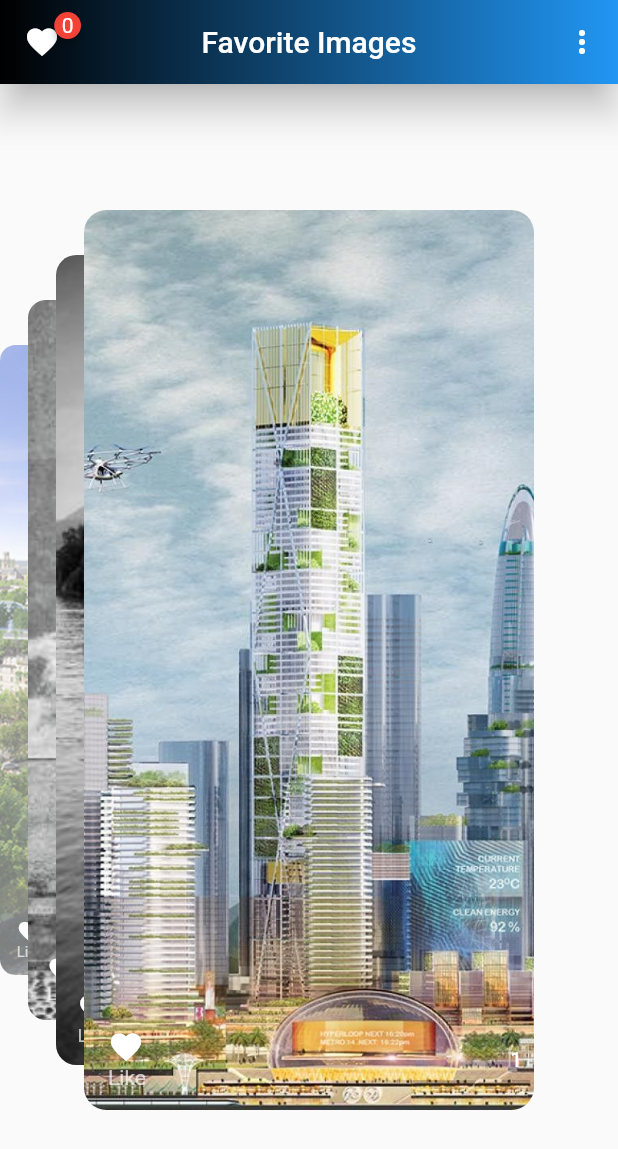
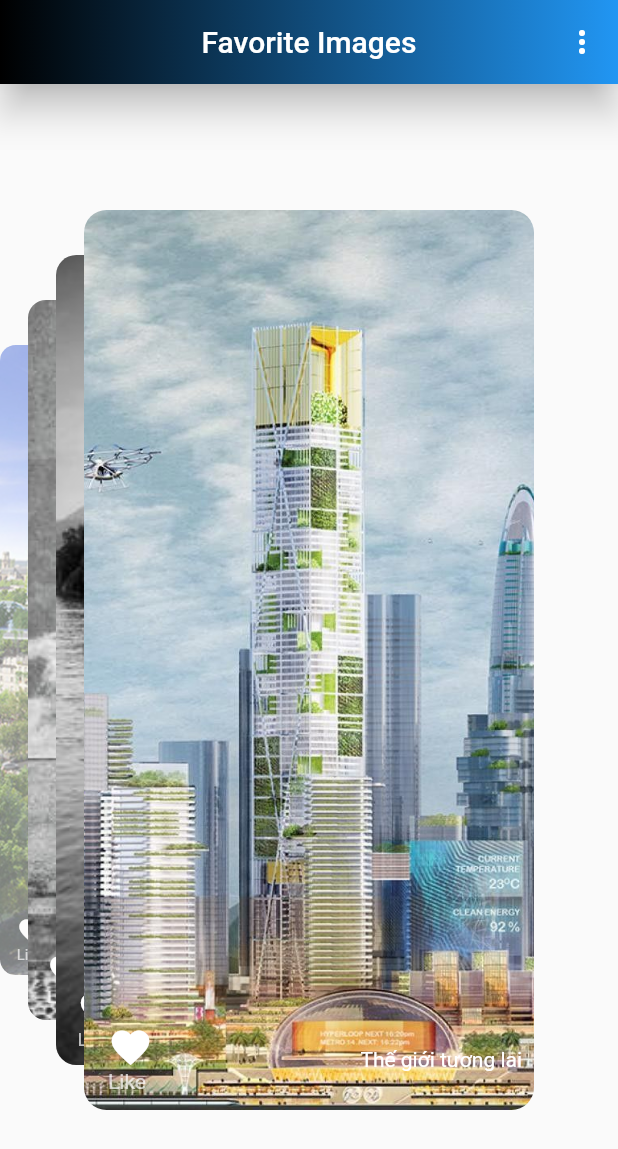
Before and after one commit to hoangnv170752/flutter-training-Zendvn, a Flutter app: the screen it shows after launch, after a tap on the "favorite" icon, on a phone screen of 412 x 824 dp. Shown: the top 1149 px of the screen. Run offline on Flutter 3.47's test engine with Material 2 defaults, Android fonts, the phone set to English and light mode, and no system bars; drawn by our look-alikes of badges; our stand-ins replace flutter_swiper; missing offline and left inert: confirm_dialog.

Commit message:
add favorite function

```diff
--- /dev/null
+++ b/favoriteimages/assets/json/items.json
@@ -0,0 +1,14 @@
+[
+  {
+    "id": "1", "name": "Thế giới tương lai", "image": "assets/images/img1.jpg"
+  },
+  {
+    "id": "2", "name": "Thế giới tương lai 2", "image": "assets/images/img2.jpg"
+  },
+  {
+    "id": "3", "name": "Xe Ý", "image": "assets/images/img3.jpg"
+  },
+  {
+    "id": "4", "name": "Nước Ý", "image": "assets/images/img4.jpg"
+  }
+]
--- a/favoriteimages/lib/main.dart
+++ b/favoriteimages/lib/main.dart
@@ -21,30 +21,9 @@ void main(List<String> args) {
 class MyApp extends StatelessWidget {
   MyApp({Key? key}) : super(key: key);
 
-  final List<Item> Items = [
-    Item(
-        id: '1',
-        name: '1',
-        image: 'assets/images/img1.jpg'
-    ),
-    Item(
-        id: '2',
-        name: '2',
-        image: 'assets/images/img2.jpg'
-    ),
-    Item(
-        id: '3',
-        name: '3',
-        image: 'assets/images/img3.jpg'
-    ),
-    Item(
-        id: '4',
-        name: '4',
-        image: 'assets/images/img4.jpg'
-    ),
-  ];
   @override
   Widget build(BuildContext context) {
+    Provider.of<ItemProvider>(context, listen: false).readJson();
     return Scaffold(
       appBar: AppBar(
         centerTitle: true,
@@ -60,16 +39,22 @@ class MyApp extends StatelessWidget {
             const PopupMenuItem(child: Text('Favorite')),
           ],),
         ],
-        leading: Padding(padding:EdgeInsets.all(12), child: Badge(
-            badgeContent: Text(
-              Provider.of<ItemProvider>(context).favorite.toString(),
-              style: TextStyle(color: Colors.white),
-            ),
-            child: Icon(Icons.favorite)
-        )),
+       /* leading: Padding(
+            padding:EdgeInsets.all(12),
+            child: Consumer<ItemProvider>(
+              builder: (context, item, child) {
+                return Badge(
+                  badgeContent: Text(
+                    item.favorite.toString(),
+                    style: TextStyle(color: Colors.white),
+                  ),
+                  child: Icon(Icons.favorite),
+                );
+              },
+            )), */
         elevation: 10.0,
       ),
-      body: SwipeBody(items: Items,)
+      body: SwipeBody()
     );
   }
 }
--- a/favoriteimages/lib/model/item_model.dart
+++ b/favoriteimages/lib/model/item_model.dart
@@ -1,10 +1,41 @@
-class Item {
+// ignore_for_file: public_member_api_docs, sort_constructors_first
+import 'dart:convert';
+
+import 'package:flutter/material.dart';
+
+
+class Item extends ChangeNotifier{
   String id;
   String name;
   String image;
+  bool isFavorite = false;
   Item({
     required this.id,
     required this.name,
     required this.image,
   });
+
+  void toggleIsFavorite () {
+    isFavorite = !isFavorite;
+    notifyListeners();
+  }
+  Map<String, dynamic> toMap() {
+    return <String, dynamic>{
+      'id': id,
+      'name': name,
+      'image': image,
+    };
+  }
+
+  factory Item.fromMap(Map<String, dynamic> map) {
+    return Item(
+      id: map['id'] as String,
+      name: map['name'] as String,
+      image: map['image'] as String,
+    );
+  }
+
+  String toJson() => json.encode(toMap());
+
+  factory Item.fromJson(String source) => Item.fromMap(json.decode(source) as Map<String, dynamic>);
 }
--- a/favoriteimages/lib/providers/item_provider.dart
+++ b/favoriteimages/lib/providers/item_provider.dart
@@ -1,11 +1,20 @@
+import 'dart:convert';
+
 import 'package:flutter/material.dart';
+import 'package:favoriteimages/model/item_model.dart';
+import 'package:flutter/services.dart';
 
 class ItemProvider extends ChangeNotifier{
-  int _favorite = 0;
-  int get favorite => _favorite;
-  void updateFavorite (){
-    //print('update')
-      _favorite++;
-      notifyListeners();
+  List<Item> _items = [];
+  List<Item> get items {
+    return [..._items];
+  }
+  void readJson() async {
+    final String response = await rootBundle.loadString('assets/json/items.json');
+    final parsedList = await json.decode(response);
+    List<Item> listData =
+      List<Item>.from(parsedList.map((data) => Item.fromJson(jsonEncode(data))));
+    _items = listData;
+    notifyListeners();
   }
 }
--- a/favoriteimages/lib/widget/body_swiper.dart
+++ b/favoriteimages/lib/widget/body_swiper.dart
@@ -2,34 +2,47 @@ import 'package:favoriteimages/providers/item_provider.dart';
 import 'package:flutter/material.dart';
 import 'package:flutter_swiper/flutter_swiper.dart';
 import 'package:provider/provider.dart';
+import '../model/item_model.dart';
 
 class SwipeBody extends StatelessWidget {
-  const SwipeBody({Key? key, required this.items}) : super(key: key);
+  const SwipeBody({Key? key}) : super(key: key);
 
-  final items;
   @override
   Widget build(BuildContext context) {
+    final items = Provider.of<ItemProvider>(context).items;
     return Swiper(
         layout: SwiperLayout.STACK,
         itemWidth: 300.0,
         itemHeight: 600.0,
         itemCount: items.length,
         itemBuilder: (BuildContext context, index) {
-          return ClipRRect(
+          return ChangeNotifierProvider.value(
+            value: items[index],
+            child: ClipRRect(
               borderRadius: BorderRadius.circular(15),
               child: GridTile(
                 child: Image.asset(items[index].image,
                   fit: BoxFit.cover,
                 ),
                 footer: GridTileBar(
-                title: InkWell(
+                  title: Consumer<Item>(
+                    builder: (context, item, child) {
+                      return InkWell(
                         onTap: (() {
-                      Provider.of<ItemProvider>(context, listen: false).updateFavorite();
+                          item.toggleIsFavorite();
                         }),
-                    child: Icon(Icons.favorite)
+                        child: Icon(
+                          Icons.favorite,
+                          size:30,
+                          color: item.isFavorite ? Colors.red : Colors.white,
+                        ),
+                      );
+                    },
+
                   ),
                   subtitle: Text('Like'),
                   trailing: Text(items[index].name , style: TextStyle(color: Colors.white),),
+                ),
               ),
             ),
           );
--- a/favoriteimages/pubspec.yaml
+++ b/favoriteimages/pubspec.yaml
@@ -65,6 +65,7 @@ flutter:
   # To add assets to your application, add an assets section, like this:
   assets:
      - assets/images/
+     - assets/json/
 
   # An image asset can refer to one or more resolution-specific "variants", see
   # https://flutter.dev/assets-and-images/#resolution-aware
```
Lines whose indentation alone changed are shown as unchanged.
